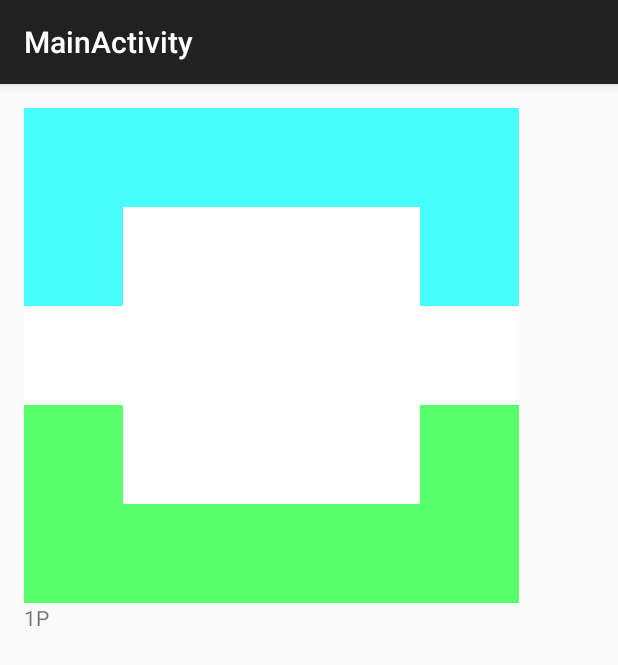
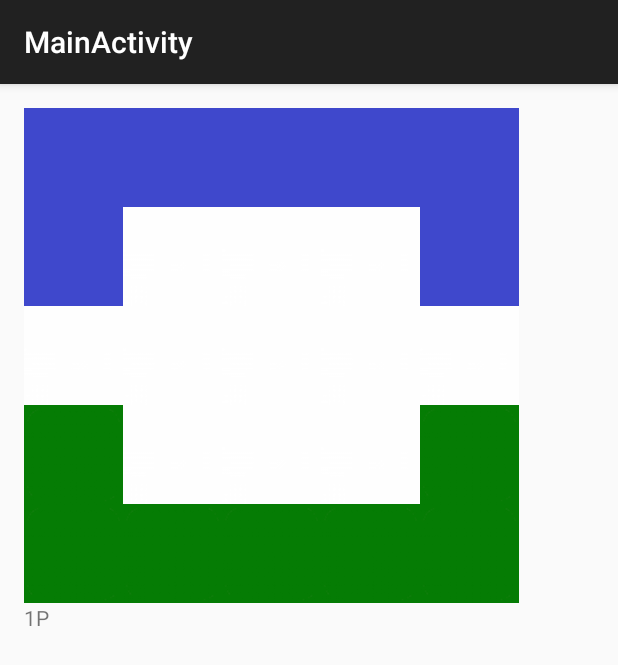
Before and after one commit to cohalz/Entropy, an Android app: the screen it shows after launch (Normal), on a phone screen of 412 x 824 dp. Shown: the top 665 px of the screen. Run offline under Robolectric (Android 15) with nearby library versions, the phone set to English and light mode, and no system bars.

Commit message:
画像に変更

```diff
--- a/app/src/main/java/com/example/cohalz/entropy/Normal.java
+++ b/app/src/main/java/com/example/cohalz/entropy/Normal.java
@@ -1,18 +1,22 @@
 package com.example.cohalz.entropy;
 
 import android.content.Intent;
-import android.graphics.Color;
-import android.graphics.drawable.ColorDrawable;
 import android.support.v7.app.ActionBarActivity;
 import android.os.Bundle;
 import android.util.Log;
 import android.view.View;
+import android.widget.ImageView;
 import android.widget.TextView;
 
 import java.util.LinkedList;
 
 
 public class Normal extends ActionBarActivity {
+
+    int p1image = R.drawable.blue;
+    int p2image = R.drawable.green;
+    int blankimage = R.drawable.white;
+    int movableimage = R.drawable.gray;
 
     int flag = 0;
     int blank = -1;
@@ -29,7 +33,7 @@ public class Normal extends ActionBarActivity {
     int ban = 0;
     String white = "#ffffff";
     String red = "#ff0000";
-    TextView view[][] = new TextView[5][5];
+    ImageView view[][] = new ImageView[5][5];
     TextView status;
     int board[][] = new int[5][5]; //盤面を記憶する
     //0が1P,-1が白,1が2P,2が移動可能マス
@@ -38,37 +42,40 @@ public class Normal extends ActionBarActivity {
     @Override
     protected void onCreate(Bundle savedInstanceState) {
         super.onCreate(savedInstanceState);
+        Log.i("v", "a");
         setContentView(R.layout.activity_normal);
         alonexlist = new LinkedList<Integer>();
         aloneylist = new LinkedList<Integer>();
         ps[0] = "#ff48fffd";
         ps[1] = "#ff57ff6a";
-        view[0][0] = (TextView) findViewById(R.id.textView0);
-        view[0][1] = (TextView) findViewById(R.id.textView1);
-        view[0][2] = (TextView) findViewById(R.id.textView2);
-        view[0][3] = (TextView) findViewById(R.id.textView3);
-        view[0][4] = (TextView) findViewById(R.id.textView4);
-        view[1][0] = (TextView) findViewById(R.id.textView5);
-        view[1][1] = (TextView) findViewById(R.id.textView6);
-        view[1][2] = (TextView) findViewById(R.id.textView7);
-        view[1][3] = (TextView) findViewById(R.id.textView8);
-        view[1][4] = (TextView) findViewById(R.id.textView9);
-        view[2][0] = (TextView) findViewById(R.id.textView10);
-        view[2][1] = (TextView) findViewById(R.id.textView11);
-        view[2][2] = (TextView) findViewById(R.id.textView12);
-        view[2][3] = (TextView) findViewById(R.id.textView13);
-        view[2][4] = (TextView) findViewById(R.id.textView14);
-        view[3][0] = (TextView) findViewById(R.id.textView15);
-        view[3][1] = (TextView) findViewById(R.id.textView16);
-        view[3][2] = (TextView) findViewById(R.id.textView17);
-        view[3][3] = (TextView) findViewById(R.id.textView18);
-        view[3][4] = (TextView) findViewById(R.id.textView19);
-        view[4][0] = (TextView) findViewById(R.id.textView20);
-        view[4][1] = (TextView) findViewById(R.id.textView21);
-        view[4][2] = (TextView) findViewById(R.id.textView22);
-        view[4][3] = (TextView) findViewById(R.id.textView23);
-        view[4][4] = (TextView) findViewById(R.id.textView24);
+        Log.i("v", "a");
+        view[0][0] = (ImageView) findViewById(R.id.imageView0);
+        view[0][1] = (ImageView) findViewById(R.id.imageView1);
+        view[0][2] = (ImageView) findViewById(R.id.imageView2);
+        view[0][3] = (ImageView) findViewById(R.id.imageView3);
+        view[0][4] = (ImageView) findViewById(R.id.imageView4);
+        view[1][0] = (ImageView) findViewById(R.id.imageView5);
+        view[1][1] = (ImageView) findViewById(R.id.imageView6);
+        view[1][2] = (ImageView) findViewById(R.id.imageView7);
+        view[1][3] = (ImageView) findViewById(R.id.imageView8);
+        view[1][4] = (ImageView) findViewById(R.id.imageView9);
+        view[2][0] = (ImageView) findViewById(R.id.imageView10);
+        view[2][1] = (ImageView) findViewById(R.id.imageView11);
+        view[2][2] = (ImageView) findViewById(R.id.imageView12);
+        view[2][3] = (ImageView) findViewById(R.id.imageView13);
+        view[2][4] = (ImageView) findViewById(R.id.imageView14);
+        view[3][0] = (ImageView) findViewById(R.id.imageView15);
+        view[3][1] = (ImageView) findViewById(R.id.imageView16);
+        view[3][2] = (ImageView) findViewById(R.id.imageView17);
+        view[3][3] = (ImageView) findViewById(R.id.imageView18);
+        view[3][4] = (ImageView) findViewById(R.id.imageView19);
+        view[4][0] = (ImageView) findViewById(R.id.imageView20);
+        view[4][1] = (ImageView) findViewById(R.id.imageView21);
+        view[4][2] = (ImageView) findViewById(R.id.imageView22);
+        view[4][3] = (ImageView) findViewById(R.id.imageView23);
+        view[4][4] = (ImageView) findViewById(R.id.imageView24);
         status = (TextView) findViewById(R.id.status);
+        imageSetUp();
         toBoard();
     }
 
@@ -325,10 +332,10 @@ public class Normal extends ActionBarActivity {
     public void display() {
         for (int i = 0; i < 5; i++) {
             for (int j = 0; j < 5; j++) {
-                if (board[i][j] == p1) view[i][j].setBackgroundColor(Color.parseColor(ps[0]));
-                else if (board[i][j] == p2) view[i][j].setBackgroundColor(Color.parseColor(ps[1]));
-                else if (board[i][j] == blank) view[i][j].setBackgroundColor(Color.parseColor(white));
-                else if (board[i][j] == movable) view[i][j].setBackgroundColor(Color.parseColor(gray));
+                if (board[i][j] == p1) view[i][j].setImageResource(p1image);
+                else if (board[i][j] == p2) view[i][j].setImageResource(p2image);
+                else if (board[i][j] == blank) view[i][j].setImageResource(blankimage);
+                else if (board[i][j] == movable) view[i][j].setImageResource(movableimage);
             }
         }
     }
@@ -341,14 +348,47 @@ public class Normal extends ActionBarActivity {
         }
     }
 
+    public void imageSetUp(){
+        view[0][0].setTag(p1image);
+        view[0][1].setTag(p1image);
+        view[0][2].setTag(p1image);
+        view[0][3].setTag(p1image);
+        view[0][4].setTag(p1image);
+        view[1][0].setTag(p1image);
+        view[1][1].setTag(blankimage);
+        view[1][2].setTag(blankimage);
+        view[1][3].setTag(blankimage);
+        view[1][4].setTag(p1image);
+        view[2][0].setTag(blankimage);
+        view[2][1].setTag(blankimage);
+        view[2][2].setTag(blankimage);
+        view[2][3].setTag(blankimage);
+        view[2][4].setTag(blankimage);
+        view[3][0].setTag(p2image);
+        view[3][1].setTag(blankimage);
+        view[3][2].setTag(blankimage);
+        view[3][3].setTag(blankimage);
+        view[3][4].setTag(p2image);
+        view[4][0].setTag(p2image);
+        view[4][1].setTag(p2image);
+        view[4][2].setTag(p2image);
+        view[4][3].setTag(p2image);
+        view[4][4].setTag(p2image);
+        for(int i = 0; i < 25;i++){
+            view[i/5][i%5].setImageResource((int)view[i/5][i%5].getTag());
+        }
+    }
+
     public void toBoard() {
         for (int i = 0; i < 5; i++) {
             for (int j = 0; j < 5; j++) {
-                int color = ((ColorDrawable) view[i][j].getBackground()).getColor();
-                if (color == Color.parseColor(ps[0])) board[i][j] = p1;
-                if (color == Color.parseColor(ps[1])) board[i][j] = p2;
-                if (color == Color.parseColor(white)) board[i][j] = blank;
-                if (color == Color.parseColor(gray)) board[i][j] = movable;
+                Object image = view[i][j].getTag();
+                int id = image == null ? -1 : (int) image;
+                Log.i("v",image+" "+p1image);
+                if (id == p1image) board[i][j] = p1;
+                if (id == p2image) board[i][j] = p2;
+                if (id == blankimage) board[i][j] = blank;
+                if (id == movableimage) board[i][j] = movable;
             }
         }
     }
--- a/app/src/main/res/layout/activity_normal.xml
+++ b/app/src/main/res/layout/activity_normal.xml
@@ -21,49 +21,46 @@
             android:layout_width="match_parent"
             android:layout_height="66dp">
 
-            <TextView
+            <ImageView
                 android:layout_width="66dp"
-                android:layout_height="fill_parent"
-                android:id="@+id/textView0"
-                android:background="#ff48fffd"
+                android:layout_height="66dp"
+                android:id="@+id/imageView0"
+                android:scaleType="centerCrop"
                 android:onClick="onClick"
-                android:gravity="center" />
+                android:clickable="true" />
 
-            <TextView
+            <ImageView
                 android:layout_width="66dp"
-                android:layout_height="fill_parent"
-                android:id="@+id/textView1"
-                android:background="#ff48fffd"
+                android:layout_height="66dp"
+                android:id="@+id/imageView1"
+                android:scaleType="centerCrop"
                 android:clickable="true"
-                android:onClick="onClick"
-                android:gravity="center" />
+                android:onClick="onClick" />
 
-            <TextView
+            <ImageView
                 android:layout_width="66dp"
-                android:layout_height="fill_parent"
-                android:id="@+id/textView2"
-                android:background="#ff48fffd"
+                android:layout_height="66dp"
+                android:id="@+id/imageView2"
+                android:scaleType="centerCrop"
                 android:clickable="true"
-                android:onClick="onClick"
-                android:gravity="center" />
+                android:onClick="onClick" />
 
-            <TextView
+            <ImageView
                 android:layout_width="66dp"
-                android:layout_height="fill_parent"
-                android:id="@+id/textView3"
-                android:background="#ff48fffd"
+                android:layout_height="66dp"
+                android:id="@+id/imageView3"
+                android:scaleType="centerCrop"
                 android:clickable="true"
-                android:onClick="onClick"
-                android:gravity="center" />
+                android:onClick="onClick" />
 
-            <TextView
+            <ImageView
                 android:layout_width="66dp"
-                android:layout_height="fill_parent"
-                android:id="@+id/textView4"
-                android:background="#ff48fffd"
+                android:layout_height="66dp"
+                android:id="@+id/imageView4"
+                android:scaleType="centerCrop"
                 android:clickable="true"
-                android:onClick="onClick"
-                android:gravity="center" />
+                android:onClick="onClick" />
+
         </LinearLayout>
 
         <LinearLayout
@@ -71,50 +68,45 @@
             android:layout_width="match_parent"
             android:layout_height="66dp">
 
-            <TextView
+            <ImageView
                 android:layout_width="66dp"
-                android:layout_height="fill_parent"
-                android:id="@+id/textView5"
-                android:background="#ff48fffd"
-                android:clickable="true"
+                android:layout_height="66dp"
+                android:id="@+id/imageView5"
+                android:scaleType="centerCrop"
                 android:onClick="onClick"
-                android:gravity="center" />
+                android:clickable="true" />
 
-            <TextView
+            <ImageView
                 android:layout_width="66dp"
-                android:layout_height="fill_parent"
-                android:id="@+id/textView6"
-                android:background="#ffffff"
-                android:clickable="true"
+                android:layout_height="66dp"
+                android:id="@+id/imageView6"
+                android:scaleType="centerCrop"
                 android:onClick="onClick"
-                android:gravity="center" />
+                android:clickable="true" />
 
-            <TextView
+            <ImageView
                 android:layout_width="66dp"
-                android:layout_height="fill_parent"
-                android:id="@+id/textView7"
-                android:background="#ffffff"
-                android:clickable="true"
+                android:layout_height="66dp"
+                android:id="@+id/imageView7"
+                android:scaleType="centerCrop"
                 android:onClick="onClick"
-                android:gravity="center" />
+                android:clickable="true" />
 
-            <TextView
+            <ImageView
                 android:layout_width="66dp"
-                android:layout_height="fill_parent"
-                android:id="@+id/textView8"
-                android:background="#ffffff"
-                android:clickable="true"
+                android:layout_height="66dp"
+                android:id="@+id/imageView8"
+                android:scaleType="centerCrop"
                 android:onClick="onClick"
-                android:gravity="center" />
+                android:clickable="true" />
 
-            <TextView
+            <ImageView
                 android:layout_width="66dp"
-                android:layout_height="fill_parent"
-                android:id="@+id/textView9"
-                android:background="#ff48fffd"
-                android:clickable="true"
+                android:layout_height="66dp"
+                android:id="@+id/imageView9"
+                android:scaleType="centerCrop"
                 android:onClick="onClick"
-                android:gravity="center" />
+                android:clickable="true" />
 
         </LinearLayout>
 
@@ -123,50 +115,46 @@
             android:layout_width="fill_parent"
             android:layout_height="66dp">
 
-            <TextView
+            <ImageView
                 android:layout_width="66dp"
-                android:layout_height="fill_parent"
-                android:id="@+id/textView10"
-                android:background="#ffffff"
-                android:clickable="true"
+                android:layout_height="66dp"
+                android:id="@+id/imageView10"
+                android:scaleType="centerCrop"
                 android:onClick="onClick"
-                android:gravity="center" />
+                android:clickable="true" />
 
-            <TextView
+            <ImageView
                 android:layout_width="66dp"
-                android:layout_height="fill_parent"
-                android:id="@+id/textView11"
-                android:background="#ffffff"
-                android:clickable="true"
+                android:layout_height="66dp"
+                android:id="@+id/imageView11"
+                android:scaleType="centerCrop"
                 android:onClick="onClick"
-                android:gravity="center" />
+                android:clickable="true" />
 
-            <TextView
+            <ImageView
                 android:layout_width="66dp"
-                android:layout_height="fill_parent"
-                android:id="@+id/textView12"
-                android:background="#ffffff"
-                android:clickable="true"
+                android:layout_height="66dp"
+                android:id="@+id/imageView12"
+                android:scaleType="centerCrop"
                 android:onClick="onClick"
-                android:gravity="center" />
+                android:clickable="true" />
 
-            <TextView
+            <ImageView
                 android:layout_width="66dp"
-                android:layout_height="fill_parent"
-                android:id="@+id/textView13"
-                android:background="#ffffff"
-                android:clickable="true"
+                android:layout_height="66dp"
+                android:id="@+id/imageView13"
+                android:scaleType="centerCrop"
                 android:onClick="onClick"
-                android:gravity="center" />
+                android:clickable="true" />
 
-            <TextView
+            <ImageView
                 android:layout_width="66dp"
-                android:layout_height="fill_parent"
-                android:id="@+id/textView14"
-                android:background="#ffffff"
-                android:clickable="true"
+                android:layout_height="66dp"
+                android:id="@+id/imageView14"
+                android:scaleType="centerCrop"
                 android:onClick="onClick"
-                android:gravity="center" />
+                android:clickable="true" />
+
         </LinearLayout>
 
         <LinearLayout
@@ -174,50 +162,45 @@
             android:layout_width="fill_parent"
             android:layout_height="66dp">
 
-            <TextView
+            <ImageView
                 android:layout_width="66dp"
-                android:layout_height="fill_parent"
-                android:id="@+id/textView15"
-                android:background="#ff57ff6a"
-                android:clickable="true"
+                android:layout_height="66dp"
+                android:id="@+id/imageView15"
+                android:scaleType="centerCrop"
                 android:onClick="onClick"
-                android:gravity="center" />
+                android:clickable="true" />
 
-            <TextView
+            <ImageView
                 android:layout_width="66dp"
-                android:layout_height="fill_parent"
-                android:id="@+id/textView16"
-                android:background="#ffffff"
-                android:clickable="true"
+                android:layout_height="66dp"
+                android:id="@+id/imageView16"
+                android:scaleType="centerCrop"
                 android:onClick="onClick"
-                android:gravity="center" />
+                android:clickable="true" />
 
-            <TextView
+            <ImageView
                 android:layout_width="66dp"
-                android:layout_height="fill_parent"
-                android:id="@+id/textView17"
-                android:background="#ffffff"
-                android:clickable="true"
+                android:layout_height="66dp"
+                android:id="@+id/imageView17"
+                android:scaleType="centerCrop"
                 android:onClick="onClick"
-                android:gravity="center" />
+                android:clickable="true" />
 
-            <TextView
+            <ImageView
                 android:layout_width="66dp"
-                android:layout_height="fill_parent"
-                android:id="@+id/textView18"
-                android:background="#ffffff"
-                android:clickable="true"
+                android:layout_height="66dp"
+                android:id="@+id/imageView18"
+                android:scaleType="centerCrop"
                 android:onClick="onClick"
-                android:gravity="center" />
+                android:clickable="true" />
 
-            <TextView
+            <ImageView
                 android:layout_width="66dp"
-                android:layout_height="fill_parent"
-                android:id="@+id/textView19"
-                android:background="#ff57ff6a"
-                android:clickable="true"
+                android:layout_height="66dp"
+                android:id="@+id/imageView19"
+                android:scaleType="centerCrop"
                 android:onClick="onClick"
-                android:gravity="center" />
+                android:clickable="true" />
         </LinearLayout>
 
         <LinearLayout
@@ -225,51 +208,45 @@
             android:layout_width="match_parent"
             android:layout_height="66dp" >
 
-            <TextView
+            <ImageView
                 android:layout_width="66dp"
-                android:layout_height="fill_parent"
-                android:id="@+id/textView20"
-                android:background="#ff57ff6a"
-                android:clickable="true"
+                android:layout_height="66dp"
+                android:id="@+id/imageView20"
+                android:scaleType="centerCrop"
                 android:onClick="onClick"
-                android:gravity="center" />
+                android:clickable="true" />
 
-            <TextView
+            <ImageView
                 android:layout_width="66dp"
-                android:layout_height="fill_parent"
-                android:id="@+id/textView21"
-                android:background="#ff57ff6a"
-                android:clickable="true"
+                android:layout_height="66dp"
+                android:id="@+id/imageView21"
+                android:scaleType="centerCrop"
                 android:onClick="onClick"
-                android:gravity="center" />
+                android:clickable="true" />
 
-            <TextView
+            <ImageView
                 android:layout_width="66dp"
-                android:layout_height="fill_parent"
-                android:id="@+id/textView22"
-                android:background="#ff57ff6a"
-                android:clickable="true"
+                android:layout_height="66dp"
+                android:id="@+id/imageView22"
+                android:scaleType="centerCrop"
                 android:onClick="onClick"
-                android:gravity="center" />
+                android:clickable="true" />
 
-            <TextView
+            <ImageView
                 android:layout_width="66dp"
-                android:layout_height="fill_parent"
-                android:id="@+id/textView23"
-                android:background="#ff57ff6a"
-                android:clickable="true"
+                android:layout_height="66dp"
+                android:id="@+id/imageView23"
+                android:scaleType="centerCrop"
                 android:onClick="onClick"
-                android:gravity="center" />
+                android:clickable="true" />
 
-            <TextView
+            <ImageView
                 android:layout_width="66dp"
-                android:layout_height="fill_parent"
-                android:id="@+id/textView24"
-                android:background="#ff57ff6a"
-                android:clickable="true"
+                android:layout_height="66dp"
+                android:id="@+id/imageView24"
+                android:scaleType="centerCrop"
                 android:onClick="onClick"
-                android:gravity="center" />
-
+                android:clickable="true" />
         </LinearLayout>
 
         <LinearLayout
```
Also changed, not shown: app/src/main/res/drawable/blue.png (added), app/src/main/res/drawable/gray.jpg (added), app/src/main/res/drawable/green.png (added), app/src/main/res/drawable/white.jpg (added).
